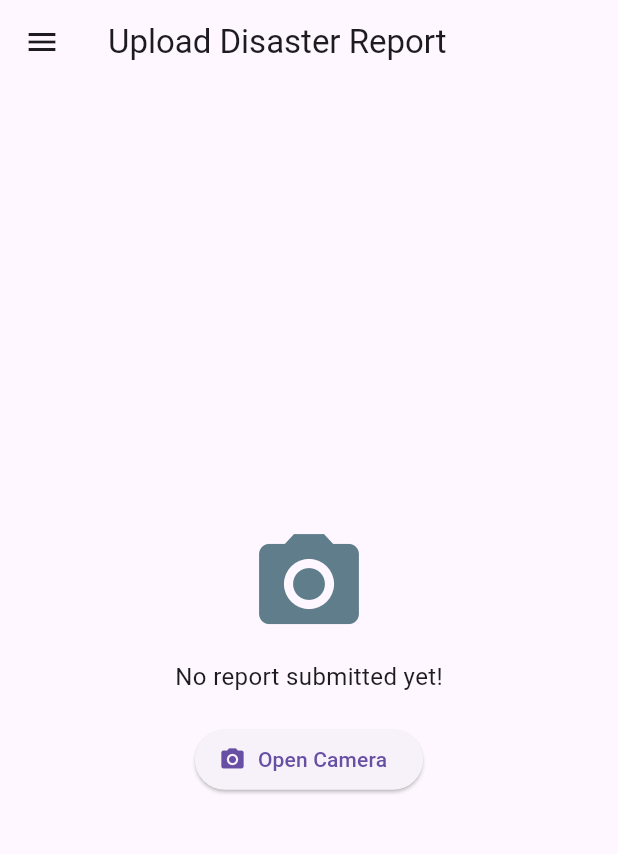
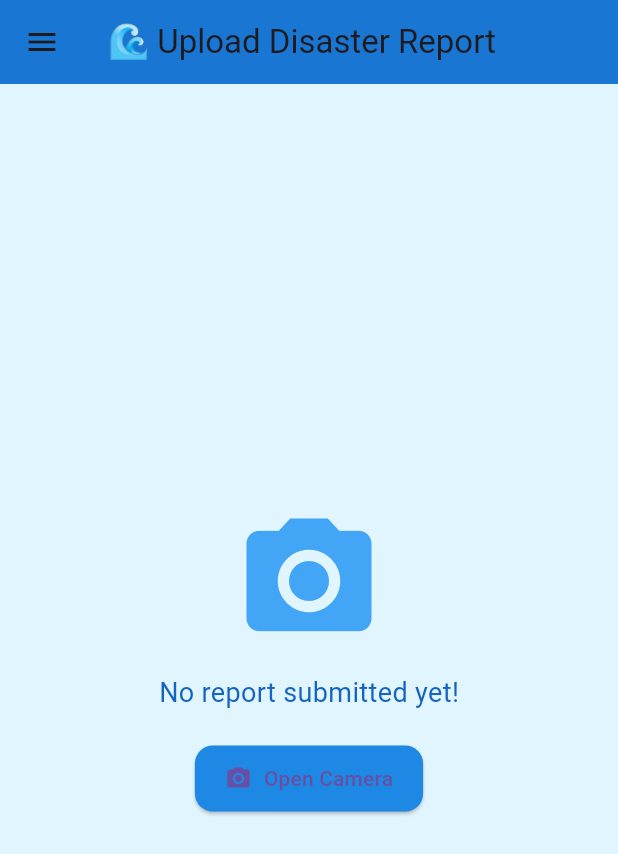
Before and after one commit to Nikhil002531/flutterTest, a Flutter app: the UploadScreen screen opened directly, after a tap on "Open Camera", on a phone screen of 412 x 824 dp. Shown: the top 854 px of the screen. Run offline on Flutter 3.47's test engine with Material 3 defaults, Android fonts, the phone set to English and light mode, and no system bars; our stand-ins replace cloud_firestore, firebase_auth, firebase_core, geocoding, geolocator, google_fonts and 1 more; accounts and stored records are empty.

Commit message:
Updated UI and added desc boxes

```diff
--- a/lib/models/disaster_report.dart
+++ b/lib/models/disaster_report.dart
@@ -4,6 +4,8 @@ class DisasterReport {
   final double longitude;
   final String location;
   final String timestamp;
+  final String disasterType;
+  final String description;
 
   DisasterReport({
     required this.imagePath,
@@ -11,6 +13,8 @@ class DisasterReport {
     required this.longitude,
     required this.location,
     required this.timestamp,
+    required this.disasterType,
+    required this.description,
   });
 
   Map<String, dynamic> toJson() {
@@ -20,6 +24,8 @@ class DisasterReport {
       "longitude": longitude,
       "location": location,
       "timestamp": timestamp,
+      "disasterType":disasterType,
+      "description":description,
     };
   }
 }
--- a/lib/screens/upload_screen.dart
+++ b/lib/screens/upload_screen.dart
@@ -18,9 +18,22 @@ class _UploadScreenState extends State<UploadScreen> {
   String? _address;
   String? _timestamp;
   DisasterReport? _lastReport;
+  String? _selectedDisaster;
+  final TextEditingController _descController = TextEditingController();
   final ImagePicker _picker = ImagePicker();
 
-  /// Capture image first, then fetch location
+  final List<String> _disasterTypes = [
+    "Tsunami",
+    "Cyclone",
+    "Oil Spill",
+    "Flooding",
+    "Marine Pollution",
+    "Storm Surge",
+    "Coral Bleaching",
+    "Harmful Algal Bloom",
+  ];
+
+  /// Capture image then fetch location
   Future<void> _openCamera() async {
     final pickedFile = await _picker.pickImage(source: ImageSource.camera);
 
@@ -33,46 +46,21 @@ class _UploadScreenState extends State<UploadScreen> {
       });
 
       try {
-        // 1. Check if location services are enabled
         final serviceEnabled = await Geolocator.isLocationServiceEnabled();
-        if (!serviceEnabled) {
-          ScaffoldMessenger.of(context).showSnackBar(
-            SnackBar(content: Text("❌ Please enable location services")),
-          );
-          return;
-        }
+        if (!serviceEnabled) return;
 
-        // 2. Check & request permissions
         LocationPermission permission = await Geolocator.checkPermission();
         if (permission == LocationPermission.denied) {
           permission = await Geolocator.requestPermission();
-          if (permission == LocationPermission.denied) {
-            ScaffoldMessenger.of(context).showSnackBar(
-              SnackBar(content: Text("❌ Location permission denied")),
-            );
-            return;
-          }
+          if (permission == LocationPermission.denied) return;
         }
+        if (permission == LocationPermission.deniedForever) return;
 
-        if (permission == LocationPermission.deniedForever) {
-          ScaffoldMessenger.of(context).showSnackBar(
-            SnackBar(
-              content: Text("❌ Location permissions permanently denied. Enable in settings."),
-            ),
-          );
-          return;
-        }
-
-        // 3. Get current location
         final position = await Geolocator.getCurrentPosition(
           desiredAccuracy: LocationAccuracy.high,
         );
-
-        // 4. Reverse geocode
-        final placemarks = await placemarkFromCoordinates(
-          position.latitude,
-          position.longitude,
-        );
+        final placemarks =
+            await placemarkFromCoordinates(position.latitude, position.longitude);
         final place = placemarks.first;
         final fullAddress =
             "${place.locality}, ${place.administrativeArea}, ${place.country}";
@@ -83,16 +71,18 @@ class _UploadScreenState extends State<UploadScreen> {
         });
       } catch (e) {
         print("❌ Location error: $e");
-        ScaffoldMessenger.of(context).showSnackBar(
-          SnackBar(content: Text("⚠️ Failed to fetch location")),
-        );
       }
     }
   }
 
   /// Finalize & prepare JSON
   void _finalizeReport() {
-    if (_image == null || _timestamp == null) return;
+    if (_image == null || _timestamp == null || _selectedDisaster == null) {
+      ScaffoldMessenger.of(context).showSnackBar(
+        SnackBar(content: Text("⚠️ Please fill all details before uploading")),
+      );
+      return;
+    }
 
     final report = DisasterReport(
       imagePath: _image!.path,
@@ -100,6 +90,8 @@ class _UploadScreenState extends State<UploadScreen> {
       longitude: _position?.longitude ?? 0.0,
       location: _address ?? "Unknown",
       timestamp: _timestamp!,
+      disasterType: _selectedDisaster!,
+      description: _descController.text.trim(),
     );
 
     final jsonData = report.toJson();
@@ -107,67 +99,125 @@ class _UploadScreenState extends State<UploadScreen> {
 
     setState(() {
       _lastReport = report;
-      _image = null; // reset capture
+      _image = null;
+      _selectedDisaster = null;
+      _descController.clear();
     });
 
     ScaffoldMessenger.of(context).showSnackBar(
-      SnackBar(content: Text("Report prepared! Ready for backend.")),
+      SnackBar(content: Text("🌊 Report prepared! Ready for backend.")),
     );
   }
 
   @override
   Widget build(BuildContext context) {
     return Scaffold(
-      appBar: AppBar(title: Text("Upload Disaster Report")),
+      backgroundColor: Colors.lightBlue[50],
+      appBar: AppBar(
+        title: Text("🌊 Upload Disaster Report"),
+        backgroundColor: Colors.blue[700],
+      ),
       drawer: SidebarMenu(),
       body: Center(
         child: SingleChildScrollView(
+          padding: EdgeInsets.all(16),
           child: Column(
             mainAxisAlignment: MainAxisAlignment.center,
             children: [
-              /// Case 1: nothing captured yet
               if (_image == null && _lastReport == null)
                 Column(
                   children: [
-                    Icon(Icons.camera_alt, size: 80, color: Colors.blueGrey),
-                    SizedBox(height: 10),
+                    Icon(Icons.camera_alt, size: 100, color: Colors.blue[400]),
+                    SizedBox(height: 12),
                     Text("No report submitted yet!",
-                        style: TextStyle(fontSize: 16)),
+                        style: TextStyle(fontSize: 18, color: Colors.blue[800])),
                   ],
                 ),
 
-              /// Case 2: preview after capture
               if (_image != null)
                 Card(
-                  elevation: 5,
-                  margin: EdgeInsets.all(16),
+                  color: Colors.white,
+                  elevation: 8,
+                  margin: EdgeInsets.all(12),
                   shape: RoundedRectangleBorder(
-                      borderRadius: BorderRadius.circular(15)),
+                    borderRadius: BorderRadius.circular(20),
+                  ),
                   child: Padding(
-                    padding: const EdgeInsets.all(12.0),
+                    padding: const EdgeInsets.all(16.0),
                     child: Column(
                       children: [
-                        Image.file(_image!, height: 200, fit: BoxFit.cover),
-                        SizedBox(height: 10),
-                        Text("📍 Location: ${_address ?? "Fetching..."}"),
+                        ClipRRect(
+                          borderRadius: BorderRadius.circular(15),
+                          child: Image.file(
+                            _image!,
+                            height: 220,
+                            fit: BoxFit.cover,
+                          ),
+                        ),
+                        SizedBox(height: 15),
+                        Text("📍 Location: ${_address ?? "Fetching..."}",
+                            style: TextStyle(fontWeight: FontWeight.bold)),
                         Text(
                             "🌐 Lat: ${_position?.latitude ?? "--"}, Lng: ${_position?.longitude ?? "--"}"),
                         Text("🕒 Time: $_timestamp"),
+                        SizedBox(height: 15),
+
+                        /// Dropdown for disaster type
+                        DropdownButtonFormField<String>(
+                          value: _selectedDisaster,
+                          decoration: InputDecoration(
+                            labelText: "Select Disaster Type",
+                            border: OutlineInputBorder(
+                                borderRadius: BorderRadius.circular(12)),
+                          ),
+                          items: _disasterTypes
+                              .map((d) => DropdownMenuItem(
+                                    value: d,
+                                    child: Text(d),
+                                  ))
+                              .toList(),
+                          onChanged: (val) {
+                            setState(() {
+                              _selectedDisaster = val;
+                            });
+                          },
+                        ),
+                        SizedBox(height: 15),
+
+                        /// Description box
+                        TextField(
+                          controller: _descController,
+                          maxLines: 3,
+                          decoration: InputDecoration(
+                            hintText: "Describe the disaster...",
+                            border: OutlineInputBorder(
+                                borderRadius: BorderRadius.circular(12)),
+                          ),
+                        ),
+
                         SizedBox(height: 20),
                         Row(
                           mainAxisAlignment: MainAxisAlignment.spaceEvenly,
                           children: [
-                            OutlinedButton(
+                            OutlinedButton.icon(
+                              icon: Icon(Icons.refresh),
                               onPressed: () {
                                 setState(() {
                                   _image = null;
                                 });
                               },
-                              child: Text("Retake"),
+                              label: Text("Retake"),
                             ),
-                            ElevatedButton(
+                            ElevatedButton.icon(
+                              style: ElevatedButton.styleFrom(
+                                backgroundColor: Colors.blue[700],
+                                shape: RoundedRectangleBorder(
+                                  borderRadius: BorderRadius.circular(12),
+                                ),
+                              ),
                               onPressed: _finalizeReport,
-                              child: Text("Upload"),
+                              icon: Icon(Icons.cloud_upload),
+                              label: Text("Upload"),
                             ),
                           ],
                         )
@@ -176,25 +226,33 @@ class _UploadScreenState extends State<UploadScreen> {
                   ),
                 ),
 
-              /// Case 3: show last uploaded report
               if (_lastReport != null && _image == null)
                 Card(
+                  color: Colors.white,
                   elevation: 5,
-                  margin: EdgeInsets.all(16),
+                  margin: EdgeInsets.all(12),
                   shape: RoundedRectangleBorder(
-                      borderRadius: BorderRadius.circular(15)),
+                      borderRadius: BorderRadius.circular(20)),
                   child: Padding(
                     padding: const EdgeInsets.all(12.0),
                     child: Column(
                       crossAxisAlignment: CrossAxisAlignment.start,
                       children: [
-                        Image.file(File(_lastReport!.imagePath),
-                            height: 200, fit: BoxFit.cover),
+                        ClipRRect(
+                          borderRadius: BorderRadius.circular(15),
+                          child: Image.file(
+                            File(_lastReport!.imagePath),
+                            height: 200,
+                            fit: BoxFit.cover,
+                          ),
+                        ),
                         SizedBox(height: 10),
-                        Text("📍 Location: ${_lastReport!.location}"),
+                        Text("📍 ${_lastReport!.location}"),
                         Text(
                             "🌐 Lat: ${_lastReport!.latitude}, Lng: ${_lastReport!.longitude}"),
-                        Text("🕒 Time: ${_lastReport!.timestamp}"),
+                        Text("🕒 ${_lastReport!.timestamp}"),
+                        Text("🌊 Type: ${_lastReport!.disasterType}"),
+                        Text("📝 Desc: ${_lastReport!.description}"),
                       ],
                     ),
                   ),
@@ -202,6 +260,13 @@ class _UploadScreenState extends State<UploadScreen> {
 
               SizedBox(height: 20),
               ElevatedButton.icon(
+                style: ElevatedButton.styleFrom(
+                  backgroundColor: Colors.blue[600],
+                  shape: RoundedRectangleBorder(
+                    borderRadius: BorderRadius.circular(12),
+                  ),
+                  padding: EdgeInsets.symmetric(horizontal: 20, vertical: 12),
+                ),
                 onPressed: _openCamera,
                 icon: Icon(Icons.camera_alt),
                 label: Text("Open Camera"),
```
